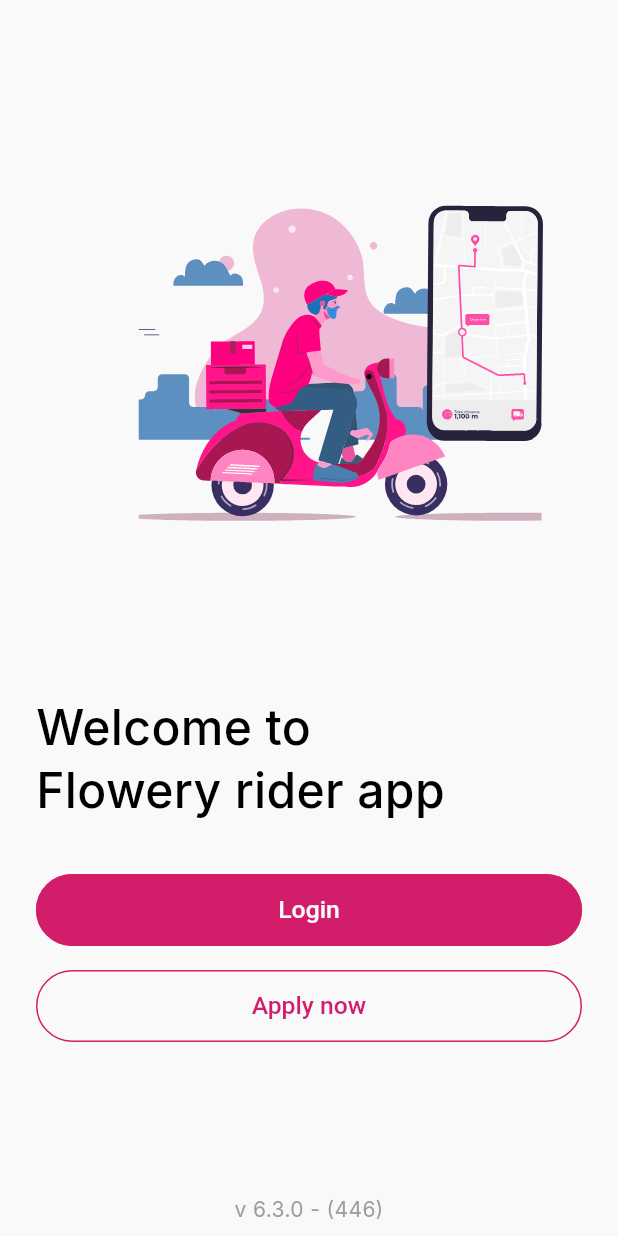
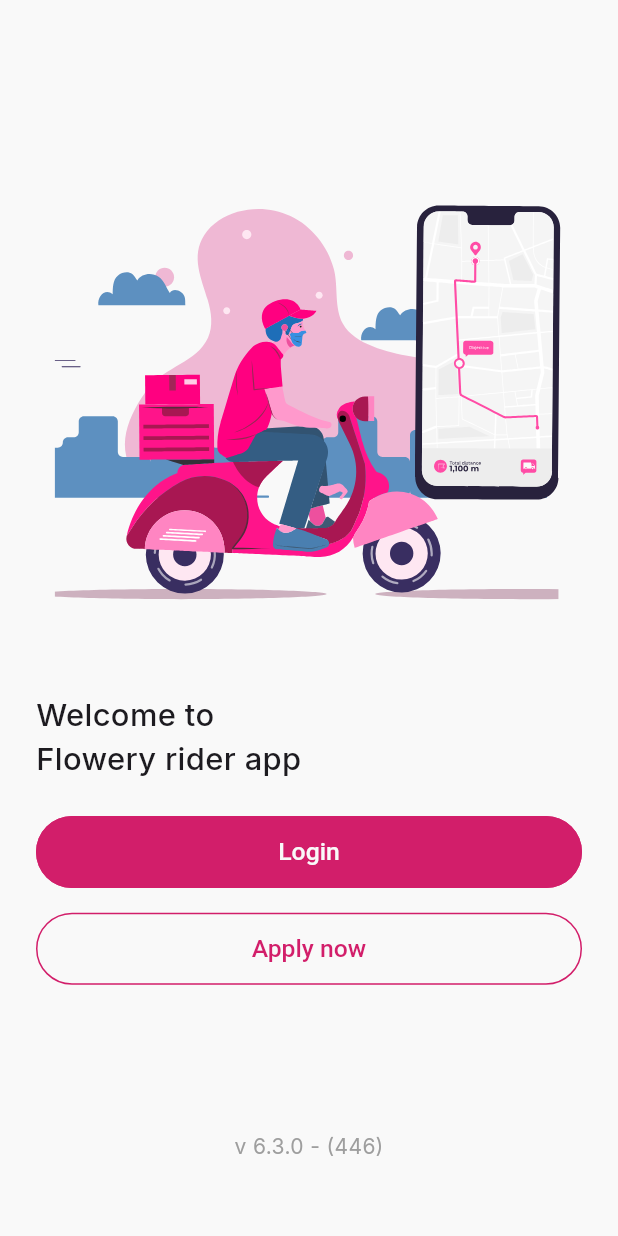
Before and after one commit to Sarahelkholy/Tracking-App, a Flutter app: the screen it shows after launch, on a phone screen of 412 x 824 dp. Run offline on Flutter 3.47's test engine with Material 3 defaults, Android fonts, the phone set to English and light mode, and no system bars; our stand-ins replace cached_network_image, dio, equatable, flutter_bloc, flutter_secure_storage, flutter_svg and 7 more; generated files the repository leaves out were written again.

Commit message:
- finished onboarding logic

```diff
--- a/lib/config/secure_cache/secure_cache/cache_keys.dart
+++ b/lib/config/secure_cache/secure_cache/cache_keys.dart
@@ -1,5 +1,6 @@
 abstract class CacheKeys {
   static const String token = 'token';
   static const String rememberMe = 'remember_me';
+  static const String hasSeenOnboarding = "has_seen_onboarding";
   static const String languageCode = 'language_code';
 }
--- a/lib/core/localization/l10n/app_ar.arb
+++ b/lib/core/localization/l10n/app_ar.arb
@@ -33,5 +33,6 @@
   "error502": "بوابة سيئة",
   "error503": "الخدمة غير متاحة",
   "error504": "انتهاء مهلة البوابة",
-  "defaultError": "حدث خطأ ما"
+  "defaultError": "حدث خطأ ما",
+  "applyNow":"انشاء حساب"
 }
--- a/lib/core/localization/l10n/app_en.arb
+++ b/lib/core/localization/l10n/app_en.arb
@@ -33,5 +33,7 @@
   "error502": "Bad Gateway",
   "error503": "Service Unavailable",
   "error504": "Gateway Timeout",
-  "defaultError": "An error occurred"
+  "defaultError": "An error occurred",
+  "onboardingText":"Welcome to\nFlowery rider app",
+  "applyNow":"Apply now"
 }
--- a/lib/core/utils/app_assets.dart
+++ b/lib/core/utils/app_assets.dart
@@ -5,4 +5,7 @@ abstract class AppAssets {
   static const String appLogo = "$_baseIconsPath/app_logo.svg";
 
   static const String testImage = "$_baseImagesPath/Image_test.png";
+
+  static const String onboardingAnimationImage =
+      "$_baseImagesPath/onboarding_animation.json";
 }
--- a/lib/features/auth/presentation/pages/onboarding/onboarding_screen.dart
+++ b/lib/features/auth/presentation/pages/onboarding/onboarding_screen.dart
@@ -1,83 +1,92 @@
+import 'package:flower_driver/core/helpers/my_responsive.dart';
+import 'package:flower_driver/core/localization/l10n/app_localizations.dart';
 import 'package:flower_driver/core/shared_widgets/custom_button.dart';
+import 'package:flower_driver/core/utils/app_assets.dart';
 import 'package:flower_driver/core/utils/app_colors.dart';
 import 'package:flower_driver/core/utils/app_text_styles.dart';
 import 'package:flutter/material.dart';
 import 'package:lottie/lottie.dart';
 
+// بنستدعي الـ imports الخاصة بالـ Cache والـ Routes
+import 'package:flower_driver/config/di/di.dart';
+import 'package:flower_driver/config/route_manager/routes.dart';
+import 'package:flower_driver/config/secure_cache/secure_cache/cache_keys.dart';
+import 'package:flower_driver/config/secure_cache/secure_cache/secure_cache.dart';
+
 class OnboardingScreen extends StatelessWidget {
   const OnboardingScreen({super.key});
 
+  Future<void> _completeOnboarding(
+    BuildContext context,
+    String targetRoute,
+  ) async {
+    final secureCache = getIt<SecureCache>();
+    await secureCache.saveData(key: CacheKeys.hasSeenOnboarding, value: 'true');
+
+    if (!context.mounted) return;
+    Navigator.pushReplacementNamed(context, targetRoute);
+  }
+
   @override
   Widget build(BuildContext context) {
+    final local = AppLocalizations.of(context)!;
     return Scaffold(
       backgroundColor: AppColors.baseWhite,
       body: SafeArea(
         child: Padding(
-          padding: const EdgeInsets.symmetric(horizontal: 24.0),
+          padding: const EdgeInsets.symmetric(horizontal: 24.0, vertical: 50),
           child: Column(
             crossAxisAlignment: CrossAxisAlignment.start,
             children: [
-              const Spacer(flex: 2),
-
               SizedBox(
-                width: MediaQuery.of(context).size.height,
-                height: MediaQuery.of(context).size.height * 0.4,
+                width: MediaQuery.of(context).size.width * .75,
+                height: MediaQuery.of(context).size.height * 0.5,
                 child: OverflowBox(
                   minWidth: MediaQuery.of(context).size.height,
                   maxWidth: MediaQuery.of(context).size.height,
                   child: Center(
                     child: Lottie.asset(
-                      'assets/images/onboarding_animation.json',
+                      AppAssets.onboardingAnimationImage,
                       fit: BoxFit.cover,
                     ),
                   ),
                 ),
               ),
 
-              const Spacer(flex: 2),
-
               Text(
-                "Welcome to\nFlowery rider app",
-                style: AppTextStyles.medium20(context).copyWith(
-                  fontSize: 32,
-                  fontWeight: FontWeight.w500,
-                  color: Colors.black,
-                  height: 1.3,
-                ),
+                local.onboardingText,
+                style: AppTextStyles.medium20(context),
                 textAlign: TextAlign.start,
               ),
-
-              const Spacer(flex: 1),
+              SizedBox(height: 24),
 
               SizedBox(
                 width: double.infinity,
                 child: CustomButton(
-                  title: "Login",
+                  title: local.login,
                   onPressed: () {
-                    // Navigate to Login
+                    _completeOnboarding(context, Routes.loginRoute);
                   },
                 ),
               ),
 
-              const SizedBox(height: 16),
-
+              SizedBox(height: MyResponsive.fontSize(context, value: 16)),
               SizedBox(
                 width: double.infinity,
                 child: CustomButton(
-                  title: "Apply now",
-                  titleStyle: AppTextStyles.medium16(context).copyWith(
-                    color: AppColors.primaryColor,
-                    fontWeight: FontWeight.w500,
-                  ),
+                  title: local.applyNow,
+                  titleStyle: AppTextStyles.medium16(
+                    context,
+                  ).copyWith(color: AppColors.primaryColor),
                   backgroundColor: AppColors.baseWhite,
                   borderColor: AppColors.primaryColor,
                   onPressed: () {
-                    // Navigate to Apply screen
+                    _completeOnboarding(context, Routes.applyRoute);
                   },
                 ),
               ),
 
-              const Spacer(flex: 3),
+              const Spacer(),
 
               Center(
                 child: Text(
@@ -89,8 +98,6 @@ class OnboardingScreen extends StatelessWidget {
                   ),
                 ),
               ),
-
-              const SizedBox(height: 8),
             ],
           ),
         ),
```
Also changed, not shown: lib/features/auth/presentation/pages/splash/splash_screen.dart (+20 -3 lines).
